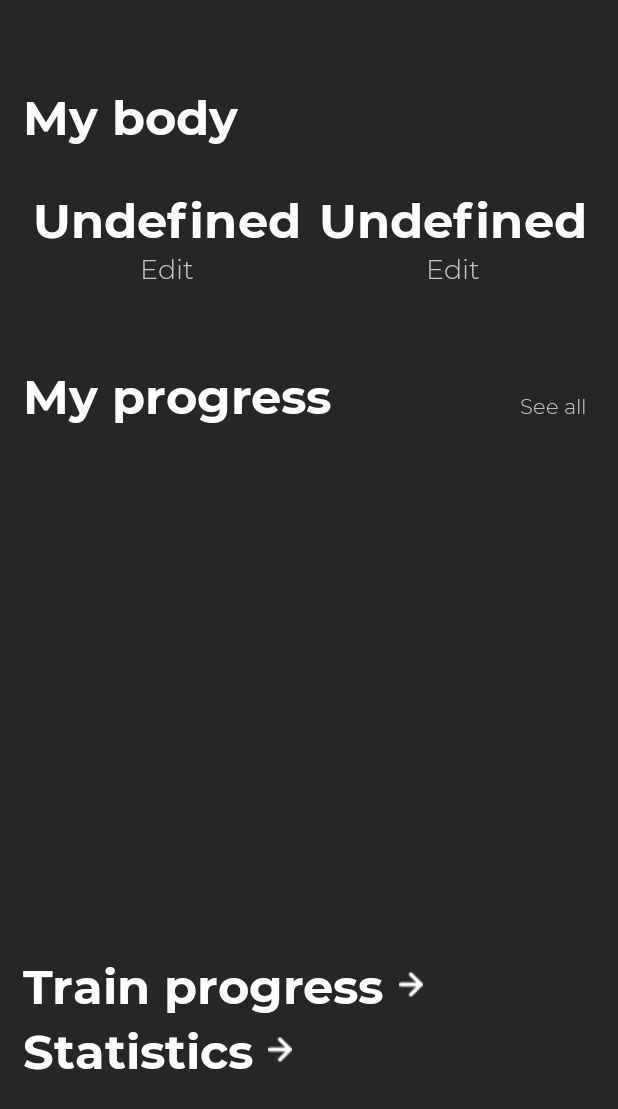
After one commit to smir-ee/PP.01.02-PR318, an Android app: the Details screen opened directly, with no data from a screen before it, on a phone screen of 412 x 824 dp. The commit adds this screen. Shown: the top 1109 px of the screen. Run offline under Robolectric (Android 15) with nearby library versions, the phone set to English and light mode, and no system bars.

Commit message:
Implemented dialog that changes your wight and height

```diff
--- a/app/src/main/AndroidManifest.xml
+++ b/app/src/main/AndroidManifest.xml
@@ -12,7 +12,8 @@
         android:roundIcon="@mipmap/app_icons_foreground"
         android:supportsRtl="true"
         android:theme="@style/Theme.SuperFit">
-        <activity android:name=".Recipes.SeparateRecipe"></activity>
+        <activity android:name=".MainScreen.Details"></activity>
+        <activity android:name=".Recipes.SeparateRecipe" />
         <activity android:name=".Exercises.Running" />
         <activity android:name=".Exercises.Crunch" />
         <activity android:name=".Exercises.Squats" />
--- /dev/null
+++ b/app/src/main/java/com/example/superfit/MainScreen/Details.java
@@ -0,0 +1,103 @@
+package com.example.superfit.MainScreen;
+
+import androidx.appcompat.app.AppCompatActivity;
+
+import android.app.AlertDialog;
+import android.app.Dialog;
+import android.content.DialogInterface;
+import android.os.Bundle;
+import android.view.LayoutInflater;
+import android.view.View;
+import android.widget.EditText;
+import android.widget.TextView;
+import android.widget.Toast;
+
+import com.example.superfit.R;
+
+public class Details extends AppCompatActivity {
+
+    AlertDialog.Builder builder;
+    AlertDialog weightDialog;
+
+    TextView txtWeight, txtHeight;
+
+    @Override
+    protected void onCreate(Bundle savedInstanceState) {
+        super.onCreate(savedInstanceState);
+        setContentView(R.layout.activity_details);
+
+        getSupportActionBar().hide();
+        this.getWindow().getDecorView().setSystemUiVisibility(
+            View.SYSTEM_UI_FLAG_LAYOUT_STABLE
+                    | View.SYSTEM_UI_FLAG_LAYOUT_HIDE_NAVIGATION
+                    | View.SYSTEM_UI_FLAG_LAYOUT_FULLSCREEN
+                    | View.SYSTEM_UI_FLAG_HIDE_NAVIGATION
+                    | View.SYSTEM_UI_FLAG_FULLSCREEN
+                    | View.SYSTEM_UI_FLAG_IMMERSIVE_STICKY);
+
+        builder = new AlertDialog.Builder(Details.this, AlertDialog.THEME_DEVICE_DEFAULT_DARK);
+
+        txtHeight = findViewById(R.id.txtHeight);
+        txtWeight = findViewById(R.id.txtWeight);
+    }
+
+    public void onChangeWeightClick(View v){
+        LayoutInflater inflater = getLayoutInflater();
+        View view = inflater.inflate(R.layout.dialog_weight, null);
+        EditText weight;
+
+        weight = view.findViewById(R.id.etWeight);
+
+        builder.setView(view);
+        builder.setTitle("Change your weight");
+        builder.setCancelable(true);
+
+        builder.setPositiveButton("Change", new DialogInterface.OnClickListener() {
+            @Override
+            public void onClick(DialogInterface dialog, int which) {
+                txtWeight.setText(weight.getText().toString() + " kg");
+                dialog.cancel();
+            }
+        });
+
+        builder.setNegativeButton("Cancel", new DialogInterface.OnClickListener() {
+            @Override
+            public void onClick(DialogInterface dialog, int which) {
+                dialog.cancel();
+            }
+        });
+
+        weightDialog = builder.create();
+        weightDialog.show();
+    }
+
+    public void onChangeHeightClick(View v){
+        LayoutInflater inflater = getLayoutInflater();
+        View view = inflater.inflate(R.layout.dialog_height, null);
+        EditText height;
+
+        height = view.findViewById(R.id.etHeight);
+
+        builder.setView(view);
+        builder.setTitle("Change your height");
+        builder.setCancelable(true);
+
+        builder.setPositiveButton("Change", new DialogInterface.OnClickListener() {
+            @Override
+            public void onClick(DialogInterface dialog, int which) {
+                txtHeight.setText(height.getText().toString() + " cm");
+                dialog.cancel();
+            }
+        });
+
+        builder.setNegativeButton("Cancel", new DialogInterface.OnClickListener() {
+            @Override
+            public void onClick(DialogInterface dialog, int which) {
+                dialog.cancel();
+            }
+        });
+
+        weightDialog = builder.create();
+        weightDialog.show();
+    }
+}
--- a/app/src/main/java/com/example/superfit/MainScreen/MainScreen.java
+++ b/app/src/main/java/com/example/superfit/MainScreen/MainScreen.java
@@ -65,4 +65,9 @@ public class MainScreen extends AppCompatActivity {
         Intent intent = new Intent(this, SignInActivity.class);
         startActivity(intent);
     }
+
+    public void onDetailsClick(View v){
+        Intent intent = new Intent(this, Details.class);
+        startActivity(intent);
+    }
 }
--- /dev/null
+++ b/app/src/main/res/layout/activity_details.xml
@@ -0,0 +1,153 @@
+<?xml version="1.0" encoding="utf-8"?>
+<RelativeLayout xmlns:android="http://schemas.android.com/apk/res/android"
+    xmlns:tools="http://schemas.android.com/tools"
+    android:layout_width="match_parent"
+    android:layout_height="match_parent"
+    android:background="#262626"
+    tools:context=".MainScreen.Details">
+
+    <LinearLayout
+        android:layout_width="match_parent"
+        android:layout_height="match_parent"
+        android:layout_marginHorizontal="15dp"
+        android:orientation="vertical">
+
+        <TextView
+            android:layout_width="wrap_content"
+            android:layout_height="wrap_content"
+            android:textColor="#FFFFFF"
+            android:text="My body"
+            android:fontFamily="@font/montserrat_bold"
+            android:textSize="32sp"
+            android:layout_marginTop="55dp"/>
+
+        <LinearLayout
+            android:layout_width="match_parent"
+            android:layout_height="wrap_content"
+            android:layout_marginTop="25dp"
+            android:orientation="horizontal">
+
+            <TextView
+                android:id="@+id/txtWeight"
+                android:layout_width="match_parent"
+                android:layout_height="wrap_content"
+                android:text="Undefined"
+                android:gravity="center"
+                android:layout_weight="1"
+                android:textColor="#FFFFFF"
+                android:textSize="32sp"
+                android:fontFamily="@font/montserrat_bold"/>
+
+            <TextView
+                android:id="@+id/txtHeight"
+                android:layout_width="match_parent"
+                android:layout_height="wrap_content"
+                android:text="Undefined"
+                android:gravity="center"
+                android:layout_weight="1"
+                android:textColor="#FFFFFF"
+                android:textSize="32sp"
+                android:fontFamily="@font/montserrat_bold" />
+
+        </LinearLayout>
+
+        <LinearLayout
+            android:layout_width="match_parent"
+            android:layout_height="wrap_content"
+            android:orientation="horizontal">
+
+            <TextView
+                android:layout_width="match_parent"
+                android:layout_height="wrap_content"
+                android:text="Edit"
+                android:onClick="onChangeWeightClick"
+                android:gravity="center"
+                android:layout_weight="1"
+                android:textColor="#C6C6C6"
+                android:textSize="18sp"
+                android:fontFamily="@font/montserrat_light"/>
+
+            <TextView
+                android:layout_width="match_parent"
+                android:layout_height="wrap_content"
+                android:text="Edit"
+                android:gravity="center"
+                android:onClick="onChangeHeightClick"
+                android:layout_weight="1"
+                android:textColor="#C6C6C6"
+                android:textSize="18sp"
+                android:fontFamily="@font/montserrat_light" />
+
+        </LinearLayout>
+
+        <LinearLayout
+            android:layout_width="match_parent"
+            android:layout_height="wrap_content"
+            android:layout_marginTop="50dp"
+            android:orientation="horizontal">
+
+            <TextView
+                android:layout_width="wrap_content"
+                android:layout_height="wrap_content"
+                android:textSize="32sp"
+                android:text="My progress"
+                android:textColor="#FFFFFF"
+                android:fontFamily="@font/montserrat_bold"/>
+
+            <TextView
+                android:layout_width="wrap_content"
+                android:layout_height="wrap_content"
+                android:textSize="14sp"
+                android:text="See all"
+                android:textColor="#C6C6C6"
+                android:fontFamily="@font/montserrat_light"
+                android:layout_marginLeft="125dp"/>
+
+        </LinearLayout>
+
+        <LinearLayout
+            android:layout_width="match_parent"
+            android:layout_height="wrap_content"
+            android:layout_marginTop="350dp"
+            android:orientation="horizontal">
+
+            <TextView
+                android:layout_width="wrap_content"
+                android:layout_height="wrap_content"
+                android:fontFamily="@font/montserrat_bold"
+                android:textSize="32sp"
+                android:textColor="#FFFFFF"
+                android:text="Train progress"/>
+
+            <ImageView
+                android:layout_width="wrap_content"
+                android:layout_height="wrap_content"
+                android:src="@drawable/vector"
+                android:layout_gravity="center_vertical"
+                android:layout_marginLeft="10dp"/>
+        </LinearLayout>
+
+        <LinearLayout
+            android:layout_width="match_parent"
+            android:layout_height="wrap_content"
+            android:orientation="horizontal">
+
+            <TextView
+                android:layout_width="wrap_content"
+                android:layout_height="wrap_content"
+                android:fontFamily="@font/montserrat_bold"
+                android:textSize="32sp"
+                android:textColor="#FFFFFF"
+                android:text="Statistics"/>
+
+            <ImageView
+                android:layout_width="wrap_content"
+                android:layout_height="wrap_content"
+                android:src="@drawable/vector"
+                android:layout_gravity="center_vertical"
+                android:layout_marginLeft="10dp"/>
+
+        </LinearLayout>
+
+    </LinearLayout>
+</RelativeLayout>
--- a/app/src/main/res/layout/activity_main_screen.xml
+++ b/app/src/main/res/layout/activity_main_screen.xml
@@ -50,6 +50,7 @@
                 android:layout_width="match_parent"
                 android:layout_height="wrap_content"
                 android:background="@drawable/my_body_shape"
+                android:onClick="onDetailsClick"
                 android:layout_marginHorizontal="15dp"
                 android:layout_marginTop="18dp"
                 android:orientation="horizontal">
```
Also changed, not shown: app/src/main/res/layout/dialog_height.xml (added, +30 -0 lines), app/src/main/res/layout/dialog_weight.xml (added, +30 -0 lines).
